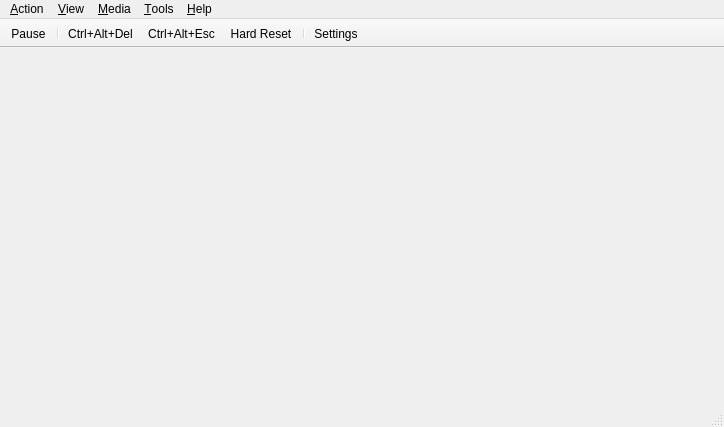
The window that src/qt/qt_mainwindow.ui (86Box/86Box) describes before a commit, drawn with Qt 5.
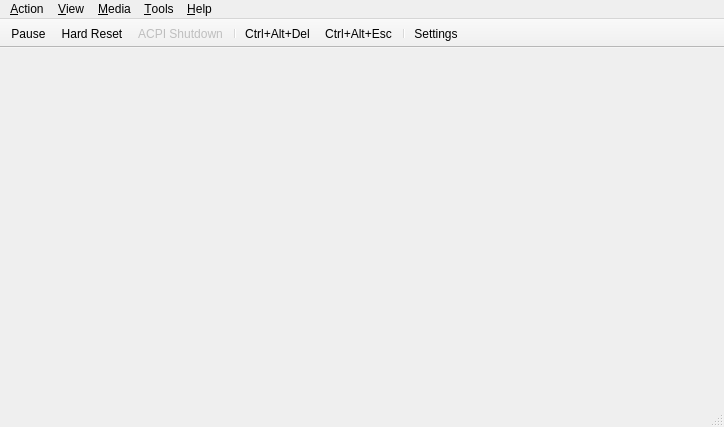
The same window after the commit. Icons and pictures are not drawn. Custom widgets are drawn as their Qt base class.

Commit message: qt: Add status text and icons to toolbar

What changed in the file:
```diff
--- a/src/qt/qt_mainwindow.ui
+++ b/src/qt/qt_mainwindow.ui
@@ -203,6 +203,9 @@
      <height>16</height>
     </size>
    </property>
+   <property name="toolButtonStyle">
+    <enum>Qt::ToolButtonIconOnly</enum>
+   </property>
    <property name="floatable">
     <bool>false</bool>
    </property>
@@ -213,10 +216,11 @@
     <bool>false</bool>
    </attribute>
    <addaction name="actionPause"/>
+   <addaction name="actionHard_Reset"/>
+   <addaction name="actionACPI_Shutdown"/>
    <addaction name="separator"/>
    <addaction name="actionCtrl_Alt_Del"/>
    <addaction name="actionCtrl_Alt_Esc"/>
-   <addaction name="actionHard_Reset"/>
    <addaction name="separator"/>
    <addaction name="actionSettings"/>
   </widget>
@@ -647,6 +651,21 @@
     <string>Hide tool bar</string>
    </property>
   </action>
+  <action name="actionACPI_Shutdown">
+   <property name="enabled">
+    <bool>false</bool>
+   </property>
+   <property name="icon">
+    <iconset resource="../qt_resources.qrc">
+     <normaloff>:/menuicons/win/icons/acpi_shutdown.ico</normaloff>:/menuicons/win/icons/acpi_shutdown.ico</iconset>
+   </property>
+   <property name="text">
+    <string>ACPI Shutdown</string>
+   </property>
+   <property name="toolTip">
+    <string>ACPI Shutdown</string>
+   </property>
+  </action>
  </widget>
  <customwidgets>
   <customwidget>
```
Left out of the diff: 10 changed lines with no effect on the pictures. The commit also changes 3 other files.
